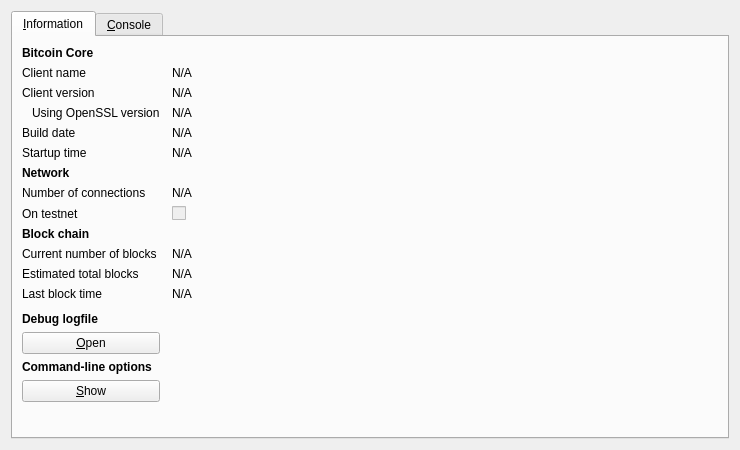
This is src/qt/forms/rpcconsole.ui in GhostLion/GameCoin as Qt 5 draws it before an edit. The edited form follows.
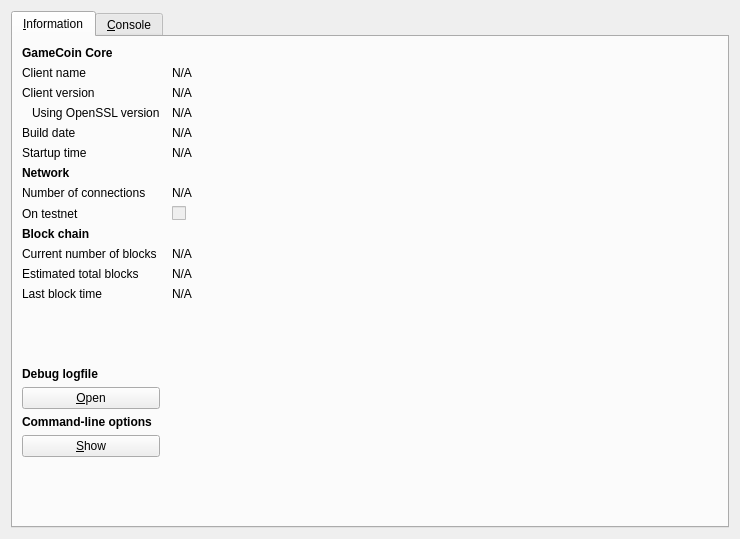
This is the edited form. Icons and pictures are not drawn.

What changed in the file:
```diff
--- a/src/qt/forms/rpcconsole.ui
+++ b/src/qt/forms/rpcconsole.ui
@@ -7,7 +7,7 @@
     <x>0</x>
     <y>0</y>
     <width>740</width>
-    <height>450</height>
+    <height>539</height>
    </rect>
   </property>
   <property name="windowTitle">
@@ -36,7 +36,7 @@
           </font>
          </property>
          <property name="text">
-          <string>Bitcoin Core</string>
+          <string>GameCoin Core</string>
          </property>
         </widget>
        </item>
```
Left out of the diff: 3 changed lines with no effect on the pictures.
